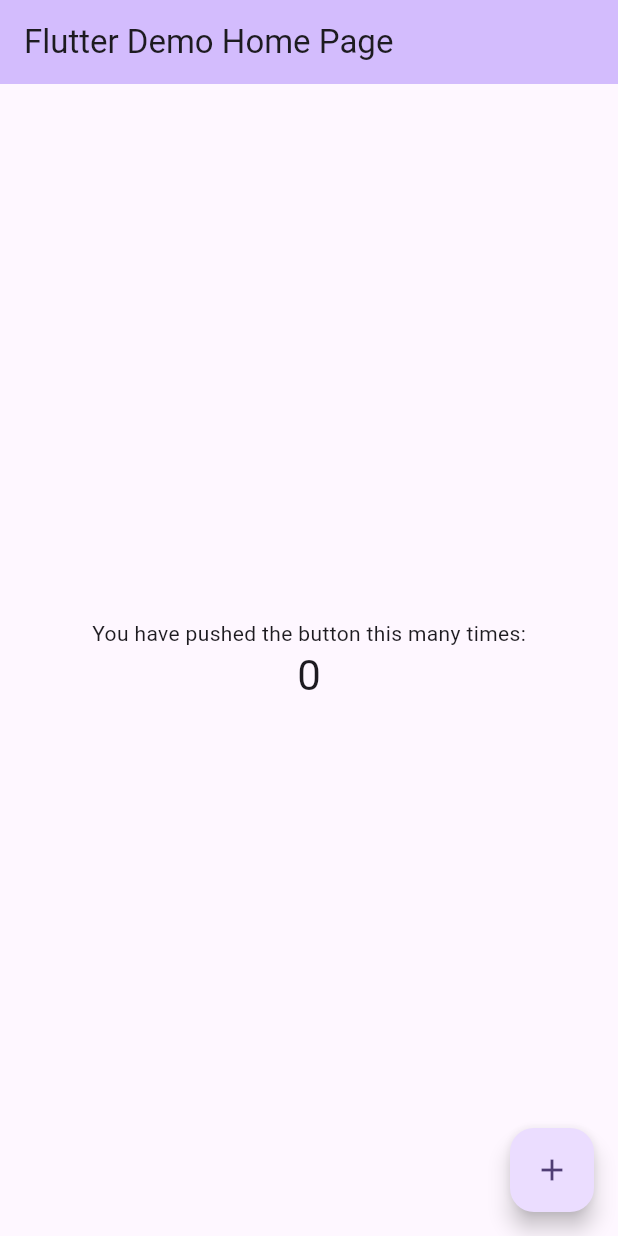
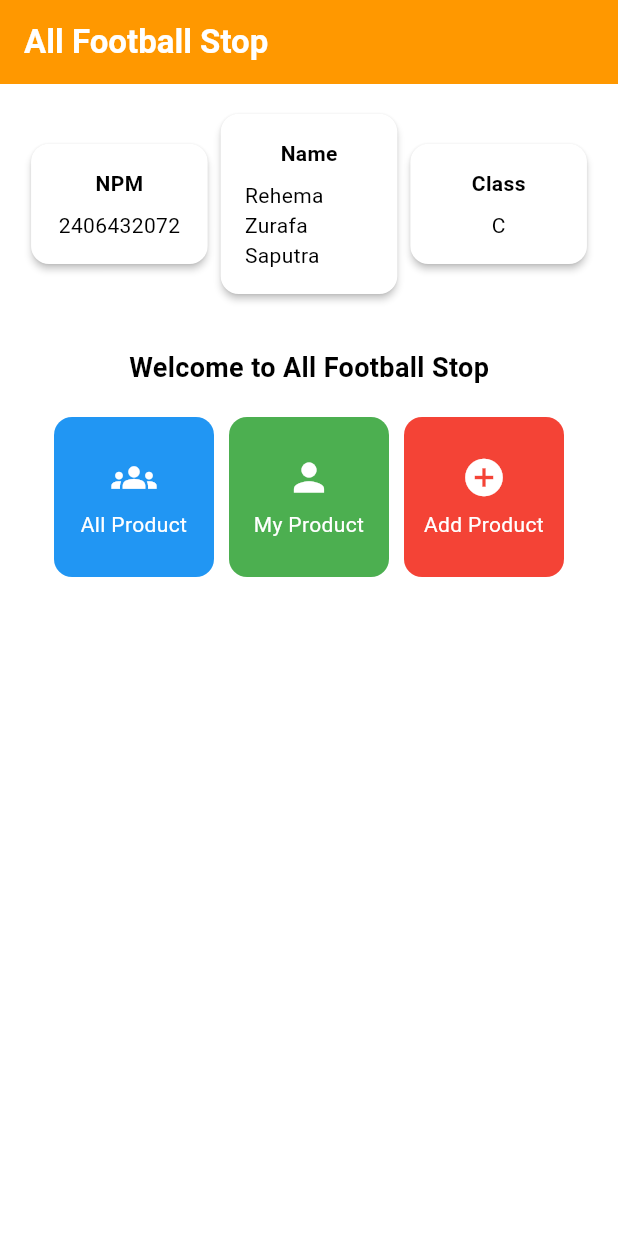
Before and after one commit to rehemazurafasaputra/all-football-stop-mobile, a Flutter app: the screen it shows after launch, on a phone screen of 412 x 824 dp. Run offline on Flutter 3.47's test engine with Material 3 defaults, Android fonts, the phone set to English and light mode, and no system bars.

Commit message:
Commit Tugas 7: Flutter awal.

```diff
--- a/lib/main.dart
+++ b/lib/main.dart
@@ -1,4 +1,5 @@
 import 'package:flutter/material.dart';
+import 'package:all_football_stop/menu.dart';
 
 void main() {
   runApp(const MyApp());
@@ -28,95 +29,10 @@
         //
         // This works for code too, not just values: Most code changes can be
         // tested with just a hot reload.
-        colorScheme: ColorScheme.fromSeed(seedColor: Colors.deepPurple),
+        colorScheme: ColorScheme.fromSwatch(primarySwatch: Colors.orange)
+            .copyWith(secondary: Colors.orangeAccent[400]),
       ),
-      home: const MyHomePage(title: 'Flutter Demo Home Page'),
+      home: MyHomePage(),
     );
   }
 }
-
-class MyHomePage extends StatefulWidget {
-  const MyHomePage({super.key, required this.title});
-
-  // This widget is the home page of your application. It is stateful, meaning
-  // that it has a State object (defined below) that contains fields that affect
-  // how it looks.
-
-  // This class is the configuration for the state. It holds the values (in this
-  // case the title) provided by the parent (in this case the App widget) and
-  // used by the build method of the State. Fields in a Widget subclass are
-  // always marked "final".
-
-  final String title;
-
-  @override
-  State<MyHomePage> createState() => _MyHomePageState();
-}
-
-class _MyHomePageState extends State<MyHomePage> {
-  int _counter = 0;
-
-  void _incrementCounter() {
-    setState(() {
-      // This call to setState tells the Flutter framework that something has
-      // changed in this State, which causes it to rerun the build method below
-      // so that the display can reflect the updated values. If we changed
-      // _counter without calling setState(), then the build method would not be
-      // called again, and so nothing would appear to happen.
-      _counter++;
-    });
-  }
-
-  @override
-  Widget build(BuildContext context) {
-    // This method is rerun every time setState is called, for instance as done
-    // by the _incrementCounter method above.
-    //
-    // The Flutter framework has been optimized to make rerunning build methods
-    // fast, so that you can just rebuild anything that needs updating rather
-    // than having to individually change instances of widgets.
-    return Scaffold(
-      appBar: AppBar(
-        // TRY THIS: Try changing the color here to a specific color (to
-        // Colors.amber, perhaps?) and trigger a hot reload to see the AppBar
-        // change color while the other colors stay the same.
-        backgroundColor: Theme.of(context).colorScheme.inversePrimary,
-        // Here we take the value from the MyHomePage object that was created by
-        // the App.build method, and use it to set our appbar title.
-        title: Text(widget.title),
-      ),
-      body: Center(
-        // Center is a layout widget. It takes a single child and positions it
-        // in the middle of the parent.
-        child: Column(
-          // Column is also a layout widget. It takes a list of children and
-          // arranges them vertically. By default, it sizes itself to fit its
-          // children horizontally, and tries to be as tall as its parent.
-          //
-          // Column has various properties to control how it sizes itself and
-          // how it positions its children. Here we use mainAxisAlignment to
-          // center the children vertically; the main axis here is the vertical
-          // axis because Columns are vertical (the cross axis would be
-          // horizontal).
-          //
-          // TRY THIS: Invoke "debug painting" (choose the "Toggle Debug Paint"
-          // action in the IDE, or press "p" in the console), to see the
-          // wireframe for each widget.
-          mainAxisAlignment: MainAxisAlignment.center,
-          children: <Widget>[
-            const Text('You have pushed the button this many times:'),
-            Text(
-              '$_counter',
-              style: Theme.of(context).textTheme.headlineMedium,
-            ),
-          ],
-        ),
-      ),
-      floatingActionButton: FloatingActionButton(
-        onPressed: _incrementCounter,
-        tooltip: 'Increment',
-        child: const Icon(Icons.add),
-      ), // This trailing comma makes auto-formatting nicer for build methods.
-    );
-  }
-}
--- /dev/null
+++ b/lib/menu.dart
@@ -0,0 +1,191 @@
+import 'package:flutter/material.dart';
+
+class MyHomePage extends StatelessWidget {
+  MyHomePage({super.key});
+
+  final String nama = "Rehema Zurafa Saputra"; //nama
+  final String npm = "2406432072"; //npm
+  final String kelas = "C"; //kelas
+
+  final List<ItemHomepage> items = [
+    ItemHomepage("All Product", Icons.groups, Colors.blue),
+    ItemHomepage("My Product", Icons.person, Colors.green),
+    ItemHomepage("Add Product", Icons.add_circle_outlined, Colors.red),
+  ];
+
+
+  @override
+  Widget build(BuildContext context) {
+    // Scaffold menyediakan struktur dasar halaman dengan AppBar dan body.
+    return Scaffold(
+      // AppBar adalah bagian atas halaman yang menampilkan judul.
+      appBar: AppBar(
+        // Judul aplikasi "AFS" dengan teks putih dan tebal.
+        title: const Text(
+          'All Football Stop',
+          style: TextStyle(
+            color: Colors.white,
+            fontWeight: FontWeight.bold,
+          ),
+        ),
+        // Warna latar belakang AppBar diambil dari skema warna tema aplikasi.
+        backgroundColor: Theme.of(context).colorScheme.primary,
+      ),
+      // Body halaman dengan padding di sekelilingnya.
+      body: Padding(
+        padding: const EdgeInsets.all(16.0),
+        // Menyusun widget secara vertikal dalam sebuah kolom.
+        child: Column(
+          crossAxisAlignment: CrossAxisAlignment.center,
+          children: [
+            // Row untuk menampilkan 3 InfoCard secara horizontal.
+            Row(
+              mainAxisAlignment: MainAxisAlignment.spaceEvenly,
+              children: [
+                InfoCard(title: 'NPM', content: npm),
+                InfoCard(title: 'Name', content: nama),
+                InfoCard(title: 'Class', content: kelas),
+              ],
+            ),
+
+            // Memberikan jarak vertikal 16 unit.
+            const SizedBox(height: 16.0),
+
+            // Menempatkan widget berikutnya di tengah halaman.
+            Center(
+              child: Column(
+                // Menyusun teks dan grid item secara vertikal.
+
+                children: [
+                  // Menampilkan teks sambutan dengan gaya tebal dan ukuran 18.
+                  const Padding(
+                    padding: EdgeInsets.only(top: 16.0),
+                    child: Text(
+                      'Welcome to All Football Stop',
+                      style: TextStyle(
+                        fontWeight: FontWeight.bold,
+                        fontSize: 18.0,
+                      ),
+                    ),
+                  ),
+
+                  // Grid untuk menampilkan ItemCard dalam bentuk grid 3 kolom.
+                  GridView.count(
+                    primary: true,
+                    padding: const EdgeInsets.all(20),
+                    crossAxisSpacing: 10,
+                    mainAxisSpacing: 10,
+                    crossAxisCount: 3,
+                    // Agar grid menyesuaikan tinggi kontennya.
+                    shrinkWrap: true,
+
+                    // Menampilkan ItemCard untuk setiap item dalam list items.
+                    children: items.map((ItemHomepage item) {
+                      return ItemCard(item,item.color);
+                    }).toList(),
+                  ),
+                ],
+              ),
+            ),
+          ],
+        ),
+      ),
+    );
+  }
+}
+
+class ItemHomepage {
+  final String name;
+  final IconData icon;
+  final Color color;
+
+  ItemHomepage(this.name, this.icon, this.color);
+}
+
+class InfoCard extends StatelessWidget {
+  // Kartu informasi yang menampilkan title dan content.
+
+  final String title;  // Judul kartu.
+  final String content;  // Isi kartu.
+
+  const InfoCard({super.key, required this.title, required this.content});
+
+  @override
+  Widget build(BuildContext context) {
+    return Card(
+      // Membuat kotak kartu dengan bayangan dibawahnya.
+      elevation: 2.0,
+      child: Container(
+        // Mengatur ukuran dan jarak di dalam kartu.
+        width: MediaQuery.of(context).size.width / 3.5, // menyesuaikan dengan lebar device yang digunakan.
+        padding: const EdgeInsets.all(16.0),
+        // Menyusun title dan content secara vertikal.
+        child: Column(
+          children: [
+            Text(
+              title,
+              style: const TextStyle(fontWeight: FontWeight.bold),
+            ),
+            const SizedBox(height: 8.0),
+            Text(content),
+          ],
+        ),
+      ),
+    );
+  }
+}
+
+class ItemCard extends StatelessWidget {
+  // Menampilkan kartu dengan ikon dan nama.
+
+  final ItemHomepage item;
+  final Color warna;
+
+  const ItemCard(this.item, this.warna,{super.key});
+
+  @override
+  Widget build(BuildContext context) {
+    return Material(
+      // Menentukan warna latar belakang dari tema aplikasi.
+      color: warna,
+      // Membuat sudut kartu melengkung.
+      borderRadius: BorderRadius.circular(12),
+
+      child: InkWell(
+        // Aksi ketika kartu ditekan.
+        onTap: () {
+          // Menampilkan pesan SnackBar saat kartu ditekan.
+          ScaffoldMessenger.of(context)
+            ..hideCurrentSnackBar()
+            ..showSnackBar(
+                SnackBar(
+                    content: Text("Kamu telah menekan tombol ${item.name}!"))
+            );
+        },
+        // Container untuk menyimpan Icon dan Text
+        child: Container(
+          padding: const EdgeInsets.all(8),
+          child: Center(
+            child: Column(
+              // Menyusun ikon dan teks di tengah kartu.
+              mainAxisAlignment: MainAxisAlignment.center,
+              children: [
+                Icon(
+                  item.icon,
+                  color: Colors.white,
+                  size: 30.0,
+                ),
+                const Padding(padding: EdgeInsets.all(3)),
+                Text(
+                  item.name,
+                  textAlign: TextAlign.center,
+                  style: const TextStyle(color: Colors.white),
+                ),
+              ],
+            ),
+          ),
+        ),
+      ),
+    );
+  }
+}
```
Also changed, not shown: 1 other file.
